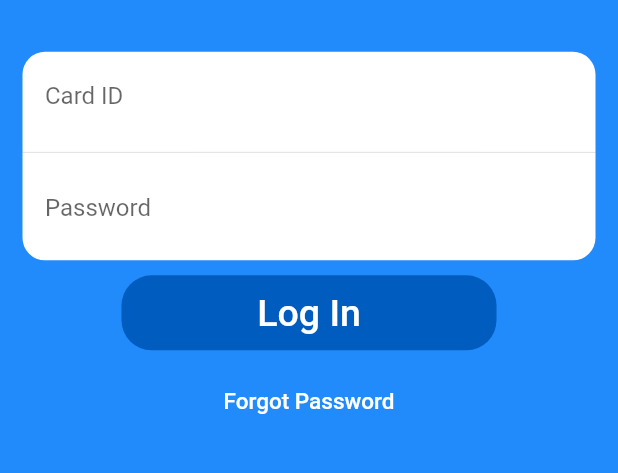
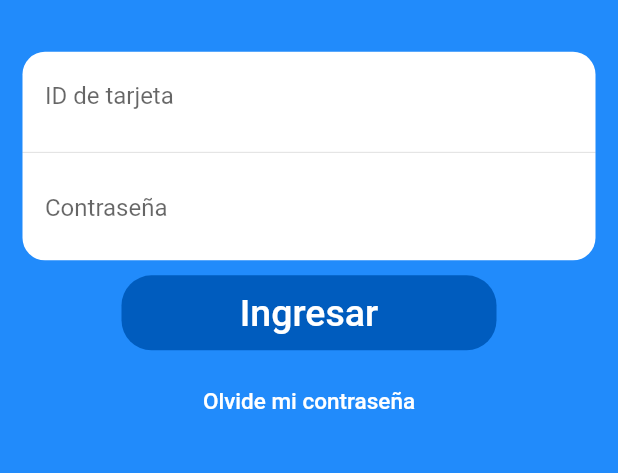
Before and after one commit to Stop-Technologies/go_mobile, a Flutter app: the screen it shows after launch, on a phone screen of 412 x 824 dp, the part 485-958 px from its top. Run offline on Flutter 3.47's test engine with Material 2 defaults, Android fonts, the phone set to English and light mode, and no system bars; our stand-ins replace flutter_secure_storage, flutter_svg, hex; missing offline and left inert: loading_animations, nfc_manager.

Commit message:
Translating the whole app to spanish
Changes:
- Checking all the view's text and translating where needed

```diff
--- a/lib/views/admin_views/editors/permission_edit_view.dart
+++ b/lib/views/admin_views/editors/permission_edit_view.dart
@@ -541,7 +541,7 @@ class _PermissionEditViewState extends State<PermissionEditView> {
     hours.clear();
     minutes.clear();
 
-    for (int i = 1; i < 24; i++) {
+    for (int i = 0; i < 24; i++) {
       hours.add(DropdownMenuItem<String>(
           child: Text(i.toString()), value: i.toString()));
     }
--- a/lib/views/admin_views/editors/user_edit_view.dart
+++ b/lib/views/admin_views/editors/user_edit_view.dart
@@ -97,8 +97,8 @@ class _UserEditViewState extends State<UserEditView> {
                               style: TextStyle(color: appColors.textColor),
                               decoration: InputDecoration(
                                   border: InputBorder.none,
-                                  labelText: 'Card ID',
-                                  hintText: 'Enter the Card ID')),
+                                  labelText: 'ID tarjeta',
+                                  hintText: 'Ingrese el ID de la tarjeta')),
                         ),
                       ),
                       Container(
@@ -110,8 +110,8 @@ class _UserEditViewState extends State<UserEditView> {
                               style: TextStyle(color: appColors.textColor),
                               decoration: InputDecoration(
                                   border: InputBorder.none,
-                                  labelText: 'Name',
-                                  hintText: 'Enter the Name')),
+                                  labelText: 'Nombre',
+                                  hintText: 'Ingese el nombre')),
                         ),
                       ),
                       _setRole(),
--- a/lib/views/login_view.dart
+++ b/lib/views/login_view.dart
@@ -52,8 +52,8 @@ class _LoginViewState extends State<LoginView> {
                             style: TextStyle(color: appColors.textColor),
                             decoration: InputDecoration(
                                 border: InputBorder.none,
-                                labelText: 'Card ID',
-                                hintText: 'Enter your Card ID'),
+                                labelText: 'ID de tarjeta',
+                                hintText: 'Ingrese el ID de su tarjeta'),
                           ),
                         ),
                         Divider(),
@@ -66,8 +66,8 @@ class _LoginViewState extends State<LoginView> {
                             style: TextStyle(color: appColors.textColor),
                             decoration: InputDecoration(
                                 border: InputBorder.none,
-                                labelText: 'Password',
-                                hintText: 'Enter your secure password'),
+                                labelText: 'Contraseña',
+                                hintText: 'Ingrese su contraseña'),
                           ),
                         ),
                       ],
@@ -82,7 +82,7 @@ class _LoginViewState extends State<LoginView> {
                 child: TextButton(
                   onPressed: () => _onLoginButtonPressed(context),
                   child: Text(
-                    'Log In',
+                    'Ingresar',
                     style: TextStyle(color: appColors.white, fontSize: 25),
                   ),
                 ),
@@ -94,7 +94,7 @@ class _LoginViewState extends State<LoginView> {
                     _errorPopup('Esta función no está implementada de momento');
                   },
                   child: Text(
-                    'Forgot Password',
+                    'Olvide mi contraseña',
                     style: TextStyle(color: appColors.white, fontSize: 15),
                   ),
                 ),
--- a/lib/views/nfc_view.dart
+++ b/lib/views/nfc_view.dart
@@ -61,7 +61,7 @@ class _NFCViewState extends State<NFCView> with SingleTickerProviderStateMixin {
         Positioned(
           bottom: 30,
           child: Text(
-            'NFC sensor not found',
+            'Sensor NFC no encontrado',
             style: TextStyle(color: appColors.white, fontSize: 30),
           ),
         ),
--- a/lib/widgets/admin_widgets/place_widget.dart
+++ b/lib/widgets/admin_widgets/place_widget.dart
@@ -55,7 +55,7 @@ class _PlaceWidgetState extends State<PlaceWidget> {
                               alignment: Alignment.centerLeft,
                               child: Padding(
                                   padding: EdgeInsets.symmetric(horizontal: 10),
-                                  child: Text('name: $name',
+                                  child: Text('nombre: $name',
                                       textAlign: TextAlign.center,
                                       style: TextStyle(
                                           color: appColors.textColor,
@@ -72,7 +72,7 @@ class _PlaceWidgetState extends State<PlaceWidget> {
                               alignment: Alignment.centerLeft,
                               child: Padding(
                                   padding: EdgeInsets.symmetric(horizontal: 10),
-                                  child: Text('occupation: $occupation',
+                                  child: Text('ocupación: $occupation',
                                       textAlign: TextAlign.center,
                                       style: TextStyle(
                                           color: appColors.textColor,
--- a/lib/widgets/admin_widgets/user_widget.dart
+++ b/lib/widgets/admin_widgets/user_widget.dart
@@ -97,7 +97,7 @@ class _UserWidgetState extends State<UserWidget> {
                               alignment: Alignment.centerLeft,
                               child: Padding(
                                   padding: EdgeInsets.symmetric(horizontal: 10),
-                                  child: Text('name: $name',
+                                  child: Text('nombre: $name',
                                       textAlign: TextAlign.center,
                                       style: TextStyle(
                                           color: appColors.textColor,
@@ -114,7 +114,7 @@ class _UserWidgetState extends State<UserWidget> {
                               alignment: Alignment.centerLeft,
                               child: Padding(
                                   padding: EdgeInsets.symmetric(horizontal: 10),
-                                  child: Text('role: $role',
+                                  child: Text('rol: $role',
                                       textAlign: TextAlign.center,
                                       style: TextStyle(
                                           color: appColors.textColor,
@@ -153,7 +153,7 @@ class _UserWidgetState extends State<UserWidget> {
                   alignment: Alignment.centerLeft,
                   child: Padding(
                       padding: EdgeInsets.symmetric(horizontal: 10),
-                      child: Text('place: $place',
+                      child: Text('lugar: $place',
                           textAlign: TextAlign.center,
                           style: TextStyle(
                               color: appColors.textColor, fontSize: 20))))));
--- a/lib/widgets/autorize_data_widget.dart
+++ b/lib/widgets/autorize_data_widget.dart
@@ -101,11 +101,11 @@ class AutorizeData extends StatelessWidget {
   void _setValues() {
     if (this._access) {
       this._backgroundColor = appColors.green;
-      this._accessText = 'Access Allowed';
+      this._accessText = 'Acceso Permitido';
       this._iconName = appIcons.allowedIcon;
     } else {
       this._backgroundColor = appColors.red;
-      this._accessText = 'Access Denied';
+      this._accessText = 'Acceso Denegadod';
       this._iconName = appIcons.deniedIcon;
     }
   }
```
Also changed, not shown: lib/views/admin_views/editors/place_edit_view.dart (+4 -4 lines), lib/widgets/admin_widgets/permission_widget.dart (+4 -4 lines), lib/widgets/navigation_bar_widget.dart (+4 -4 lines), lib/widgets/profile_data_widget.dart (+4 -4 lines).
